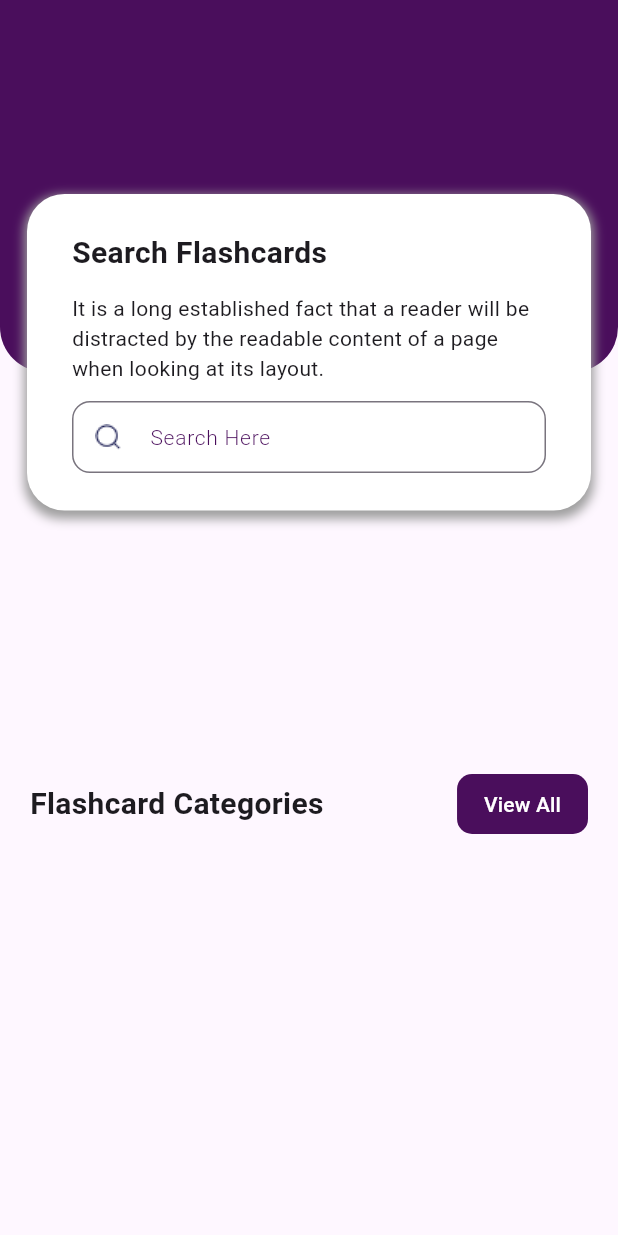
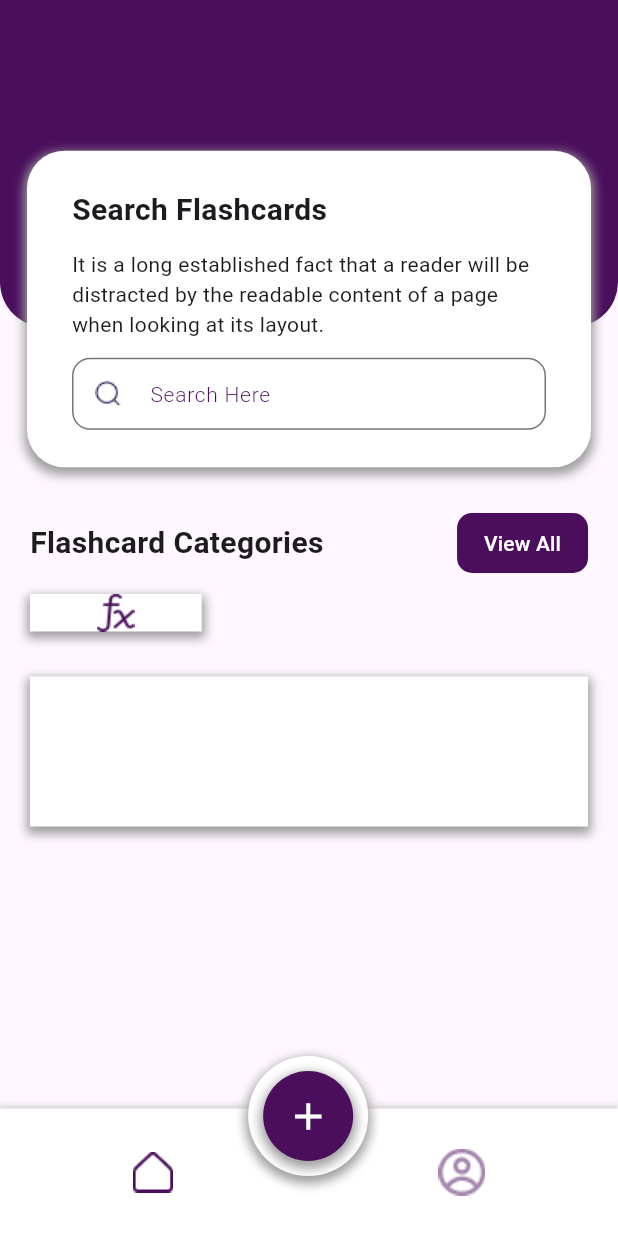
Before and after one commit to Nick-Lemy/flashcards-app, a Flutter app: the screen it shows after launch, on a phone screen of 412 x 824 dp. Run offline on Flutter 3.47's test engine with Material 3 defaults, Android fonts, the phone set to English and light mode, and no system bars.

Commit message:
home_page.dart updated

```diff
--- a/lib/pages/home_page.dart
+++ b/lib/pages/home_page.dart
@@ -32,8 +32,11 @@ class HomePage extends StatelessWidget {
                   child: Padding(
                     padding: EdgeInsets.symmetric(horizontal: 20),
                     child: Column(
-                        mainAxisAlignment: MainAxisAlignment.center,
+                      spacing: 10,
                       children: [
+                        SizedBox(
+                          height: 110,
+                        ),
                         Row(
                           mainAxisAlignment: MainAxisAlignment.spaceBetween,
                           children: [
@@ -50,19 +53,66 @@ class HomePage extends StatelessWidget {
                                     borderRadius: BorderRadius.circular(10)),
                               ),
                               onPressed: () {},
-                                child: Text('View All', style: TextStyle(color: Colors.white),),
+                              child: Text(
+                                'View All',
+                                style: TextStyle(color: Colors.white),
+                              ),
                             )
                           ],
                         ),
+                        Container(
+                          color: Colors.transparent,
+                          width: double.infinity,
+                          child: Wrap(
+                            alignment: WrapAlignment.spaceBetween,
+                            runSpacing: 30,
+                            children: [
+                              Container(
+                                width: MediaQuery.of(context).size.width / 3.6,
+                                decoration: BoxDecoration(
+                                  color: Colors.white,
+                                  boxShadow: [
+                                    BoxShadow(
+                                        color: Colors.grey,
+                                        spreadRadius: 2,
+                                        blurRadius: 5,
+                                        offset: Offset(0, 3) // changes position of shadow
+                                    ),
                                   ],
                                 ),
-                    )),
+                                child: Column(
+                                  children: [
+                                    Image.asset('assets/Maths.png')
+                                  ],
+                                ),
+                              ),
+                              Container(
+                                padding: EdgeInsets.all(50),
+                                decoration: BoxDecoration(
+                                  color: Colors.white,
+                                  boxShadow: [
+                                    BoxShadow(
+                                        color: Colors.grey,
+                                        spreadRadius: 2,
+                                        blurRadius: 5,
+                                        offset: Offset(0, 3) // changes position of shadow
+                                    ),
+                                  ],
+                                ),
+                              ),
+                            ],
+                          ),
+                        )
+                      ],
+                    ),
+                  ),
+                ),
               ],
             ),
 
             /// Search FlashCards
             Positioned(
-              top: MediaQuery.of(context).size.width * 17.8 / 100,
+              top: MediaQuery.of(context).size.width * 10.8 / 100,
               right: MediaQuery.of(context).size.width * 0 / 100,
               width: MediaQuery.of(context).size.width,
               child: Padding(
@@ -116,7 +166,116 @@ class HomePage extends StatelessWidget {
           ],
         ),
       ),
-      // bottomNavigationBar: ,
+      bottomNavigationBar: Stack(
+        children: [
+          Container(
+            height: 120,
+            color: Colors.transparent,
+            child: Column(
+              children: [
+                SizedBox(
+                  height: 35,
+                ),
+                Container(
+                  height: 85,
+                  decoration: BoxDecoration(
+                      color: Colors.white,
+                      boxShadow: [
+                        BoxShadow(
+                            color: Colors.grey,
+                            spreadRadius: 2,
+                            blurRadius: 5,
+                            offset: Offset(0, 3) // changes position of shadow
+                        ),
+                      ]
+                  ),
+                  child: Row(
+                    mainAxisAlignment: MainAxisAlignment.spaceAround,
+                    children: [
+                      GestureDetector(
+                        child: Image.asset(
+                          'assets/Home.png',
+                        ),
+                      ),
+                      GestureDetector(
+                        child: Image.asset(
+                          'assets/Profile.png',
+                          scale: 0.8,
+                        ),
+                      ),
+                    ],
+                  ),
+                ),
+              ],
+            ),
+          ),
+
+          /// Add FlashCards
+          Positioned(
+            top: MediaQuery.of(context).size.width * 0,
+            right: MediaQuery.of(context).size.width * 0.38,
+            width: 100,
+            child: Container(
+              padding: EdgeInsets.all(10),
+              decoration: BoxDecoration(
+                color: Colors.white,
+                shape: BoxShape.circle,
+                boxShadow: [
+                  BoxShadow(
+                      color: Colors.grey,
+                      spreadRadius: 2,
+                      blurRadius: 5,
+                      offset: Offset(0, 3) // changes position of shadow
+                  ),
+                ]
+              ),
+              child: GestureDetector(
+                child: Container(
+                  padding: EdgeInsets.all(15),
+                  decoration: BoxDecoration(
+                      color: violet,
+                      shape: BoxShape.circle,
+                      boxShadow: [
+                        BoxShadow(
+                            color: Colors.grey,
+                            spreadRadius: 2,
+                            blurRadius: 5,
+                            offset: Offset(0, 3) // changes position of shadow
+                        ),
+                      ]
+                  ),
+                  child: Icon(Icons.add, color: Colors.white, size: 30,),
+                ),
+              ),
+            ),
+          ),
+        ],
+      ),
     );
   }
 }
+
+/*
+
+          Container(
+            height: 90,
+            color: Colors.red,
+            child: Row(
+              mainAxisAlignment: MainAxisAlignment.spaceAround,
+              children: [
+                GestureDetector(
+                  child: Image.asset(
+                    'assets/Home.png',
+                    scale: 0.85,
+                  ),
+                ),
+                GestureDetector(
+                  child: Image.asset(
+                    'assets/Profile.png',
+                    scale: 0.75,
+                  ),
+                ),
+              ],
+            ),
+          ),
+ */
```
Also changed, not shown: assets/Business.png (added), assets/Computer.png (added), assets/Home.png (added), assets/Language.png (added), assets/Litterature.png (added), assets/Maths.png (added), assets/Profile.png (added), assets/Science.png (added). Lines whose indentation alone changed are shown as unchanged.
